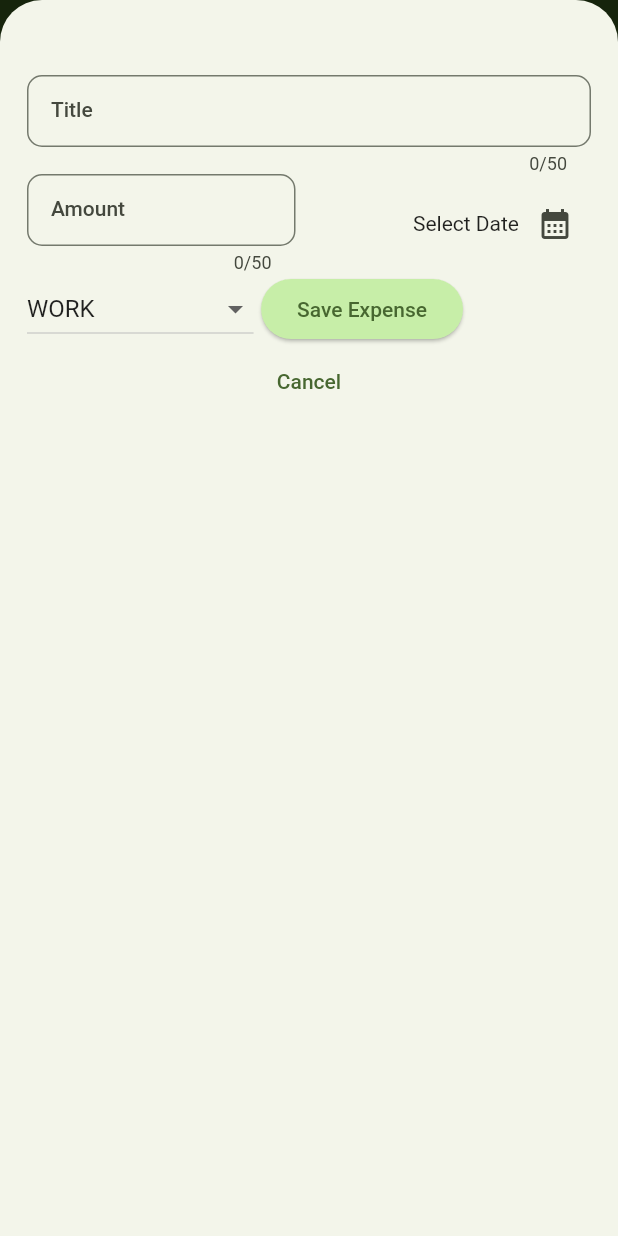
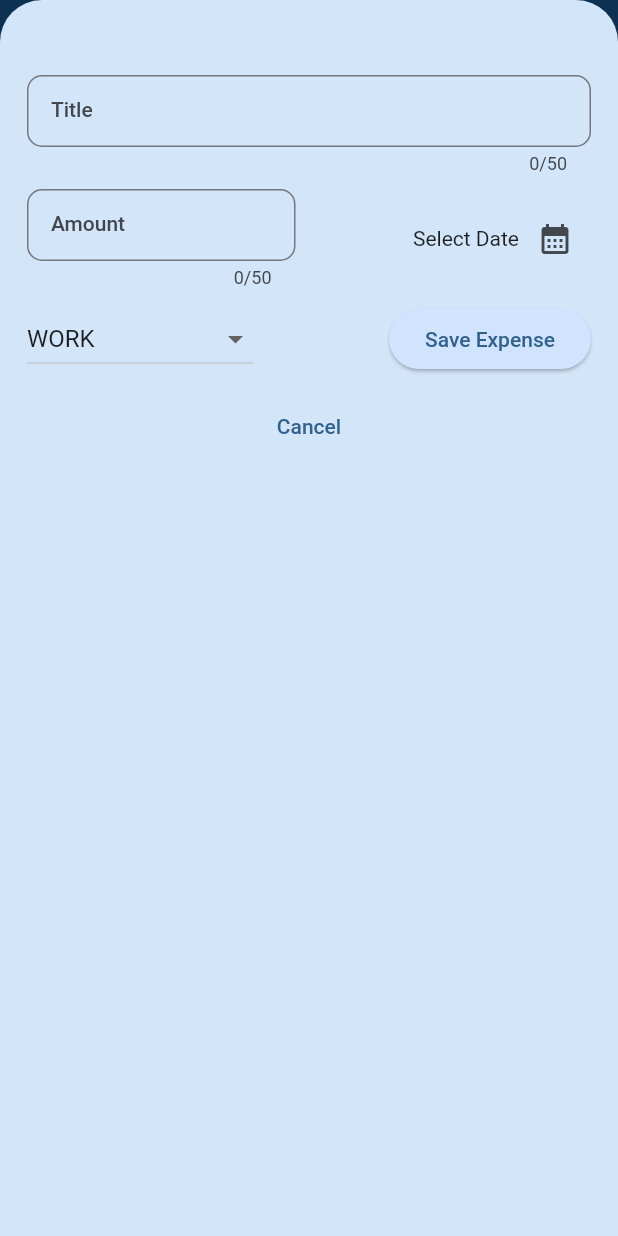
Before and after one commit to Sharathk1999/my_expence_tracker_app, a Flutter app: the screen it shows after launch, after a tap on the "add" icon, on a phone screen of 412 x 824 dp. Run offline on Flutter 3.47's test engine with Material 2 defaults, Android fonts, the phone set to English and light mode, and no system bars.

Commit message:
Added chart in home screen

```diff
--- a/lib/main.dart
+++ b/lib/main.dart
@@ -2,11 +2,11 @@
 import 'package:my_expence_tracker/widgets/expenses.dart';
 
 var kColorScheme =
-    ColorScheme.fromSeed(seedColor: const Color.fromRGBO(206, 222, 189, 1.000));
+    ColorScheme.fromSeed(seedColor:const Color.fromARGB(255, 125, 173, 225));
 
 var kDarkColorScheme = ColorScheme.fromSeed(
   brightness: Brightness.dark,
-  seedColor: Color.fromRGBO(99, 89, 133, 1.000),
+  seedColor:const Color.fromARGB(255, 109, 92, 235),
 );
 void main() => runApp(const MyApp());
 
--- a/lib/models/expense.dart
+++ b/lib/models/expense.dart
@@ -1,7 +1,6 @@
 import 'package:flutter/material.dart';
 import 'package:intl/intl.dart';
 import 'package:uuid/uuid.dart';
-
 
 final formatter = DateFormat.yMd();
 
@@ -39,3 +38,28 @@
     return formatter.format(date);
   }
 }
+
+class ExpenseBucket {
+  const ExpenseBucket({
+    required this.category,
+    required this.expenses,
+  });
+
+  ExpenseBucket.forCategory(List<Expense> allExpenses, this.category)
+      : expenses = allExpenses
+            .where((expense) => expense.category == category)
+            .toList();
+
+  final Category category;
+  final List<Expense> expenses;
+
+  double get totalExpenses {
+    double sum = 0;
+
+    for (final expense in expenses) {
+      sum += expense.amount;
+    }
+
+    return sum;
+  }
+}
--- /dev/null
+++ b/lib/widgets/chart/chart.dart
@@ -0,0 +1,96 @@
+
+import 'package:flutter/material.dart';
+
+import '../../models/expense.dart';
+import 'chart_bar.dart';
+
+class Chart extends StatelessWidget {
+  const Chart({super.key, required this.expenses});
+
+  final List<Expense> expenses;
+
+  List<ExpenseBucket> get buckets {
+    return [
+      ExpenseBucket.forCategory(expenses, Category.food),
+      ExpenseBucket.forCategory(expenses, Category.entertainment),
+      ExpenseBucket.forCategory(expenses, Category.travel),
+      ExpenseBucket.forCategory(expenses, Category.work),
+    ];
+  }
+
+  double get maxTotalExpense {
+    double maxTotalExpense = 0;
+
+    for (final bucket in buckets) {
+      if (bucket.totalExpenses > maxTotalExpense) {
+        maxTotalExpense = bucket.totalExpenses;
+      }
+    }
+
+    return maxTotalExpense;
+  }
+
+  @override
+  Widget build(BuildContext context) {
+    final isDarkMode =
+        MediaQuery.of(context).platformBrightness == Brightness.dark;
+    return Container(
+      margin: const EdgeInsets.all(16),
+      padding: const EdgeInsets.symmetric(
+        vertical: 16,
+        horizontal: 8,
+      ),
+      width: double.infinity,
+      height: 180,
+      decoration: BoxDecoration(
+        borderRadius: BorderRadius.circular(8),
+        gradient: LinearGradient(
+          colors: [
+            Theme.of(context).colorScheme.primary.withOpacity(0.3),
+            Theme.of(context).colorScheme.primary.withOpacity(0.0)
+          ],
+          begin: Alignment.bottomCenter,
+          end: Alignment.topCenter,
+        ),
+      ),
+      child: Column(
+        children: [
+          Expanded(
+            child: Row(
+              crossAxisAlignment: CrossAxisAlignment.end,
+              children: [
+                for (final bucket in buckets) // alternative to map()
+                  ChartBar(
+                    fill: bucket.totalExpenses == 0
+                        ? 0
+                        : bucket.totalExpenses / maxTotalExpense,
+                  )
+              ],
+            ),
+          ),
+          const SizedBox(height: 12),
+          Row(
+            children: buckets
+                .map(
+                  (bucket) => Expanded(
+                    child: Padding(
+                      padding: const EdgeInsets.symmetric(horizontal: 4),
+                      child: Icon(
+                        categoryIcons[bucket.category],
+                        color: isDarkMode
+                            ? Theme.of(context).colorScheme.secondary
+                            : Theme.of(context)
+                                .colorScheme
+                                .primary
+                                .withOpacity(0.7),
+                      ),
+                    ),
+                  ),
+                )
+                .toList(),
+          )
+        ],
+      ),
+    );
+  }
+}
--- /dev/null
+++ b/lib/widgets/chart/chart_bar.dart
@@ -0,0 +1,34 @@
+import 'package:flutter/material.dart';
+
+class ChartBar extends StatelessWidget {
+  const ChartBar({
+    super.key,
+    required this.fill,
+  });
+
+  final double fill;
+
+  @override
+  Widget build(BuildContext context) {
+    final isDarkMode =
+        MediaQuery.of(context).platformBrightness == Brightness.dark;
+    return Expanded(
+      child: Padding(
+        padding: const EdgeInsets.symmetric(horizontal: 20),
+        child: FractionallySizedBox(
+          heightFactor: fill,
+          child: DecoratedBox(
+            decoration: BoxDecoration(
+              shape: BoxShape.rectangle,
+              borderRadius:
+                  const BorderRadius.all( Radius.circular(80)),
+              color: isDarkMode
+                  ? Theme.of(context).colorScheme.secondary
+                  : Theme.of(context).colorScheme.primary.withOpacity(0.65),
+            ),
+          ),
+        ),
+      ),
+    );
+  }
+}
--- a/lib/widgets/expenses.dart
+++ b/lib/widgets/expenses.dart
@@ -1,4 +1,5 @@
 import 'package:flutter/material.dart';
+import 'package:my_expence_tracker/widgets/chart/chart.dart';
 import 'package:my_expence_tracker/widgets/expenses_list/expenses_list.dart';
 import 'package:my_expence_tracker/widgets/new_expense.dart';
 
@@ -89,7 +90,7 @@
       ),
       body: Column(
         children: [
-          const Text('Chart Here'),
+          Chart(expenses: _registeredExpenses),
           Expanded(
             child: mainContent,
           ),
--- a/lib/widgets/expenses_list/expense_item.dart
+++ b/lib/widgets/expenses_list/expense_item.dart
@@ -13,6 +13,7 @@
       child: Padding(
         padding: const EdgeInsets.symmetric(horizontal: 20, vertical: 18),
         child: Column(
+          crossAxisAlignment: CrossAxisAlignment.start,
           children: [
             Text(expense.title,style: Theme.of(context).textTheme.titleLarge,),
             const SizedBox(
--- a/lib/widgets/new_expense.dart
+++ b/lib/widgets/new_expense.dart
@@ -73,8 +73,10 @@
 
   @override
   Widget build(BuildContext context) {
-    return Padding(
-      padding: EdgeInsets.fromLTRB(
+    return ColoredBox(
+      color: Colors.blue.withOpacity(0.15),
+      child: Padding(
+        padding:const EdgeInsets.fromLTRB(
           18,50,18,18
         ),
         child: Column(
@@ -89,6 +91,7 @@
                 label: Text('Title'),
               ),
             ),
+            const SizedBox(height: 10,),
             Row(
               children: [
                 Expanded(
@@ -129,7 +132,9 @@
                 ),
               ],
             ),
+            const SizedBox(height: 10,),
             Row(
+              mainAxisAlignment: MainAxisAlignment.spaceBetween,
               children: [
                 DropdownButton(
 
@@ -153,15 +158,14 @@
                     });
                   },
                 ),
-              const SizedBox(
-                width: 5,
-              ),
+
                 ElevatedButton(
                   onPressed: _submitExpenseData,
                   child: const Text('Save Expense'),
                 ),
               ],
             ),
+            const SizedBox(height: 10,),
             TextButton(
                 onPressed: () {
                   Navigator.pop(context);
@@ -169,6 +173,7 @@
                 child: const Text('Cancel')),
           ],
         ),
+      ),
     );
   }
 }
```
Lines whose indentation alone changed are shown as unchanged.
